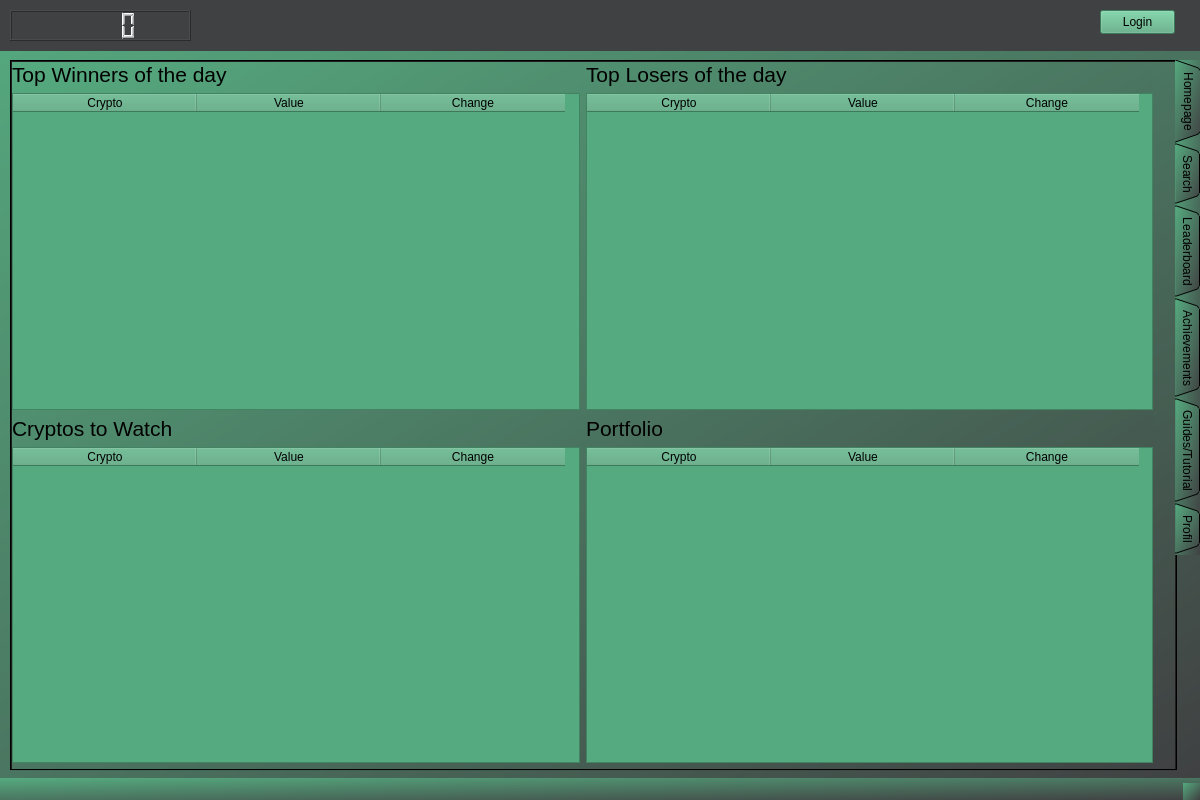
Above: client/form.ui from SushantKumarPandey/Crypto-Tradeing-App-with-fake-currency before the change. Below: the same form after it.
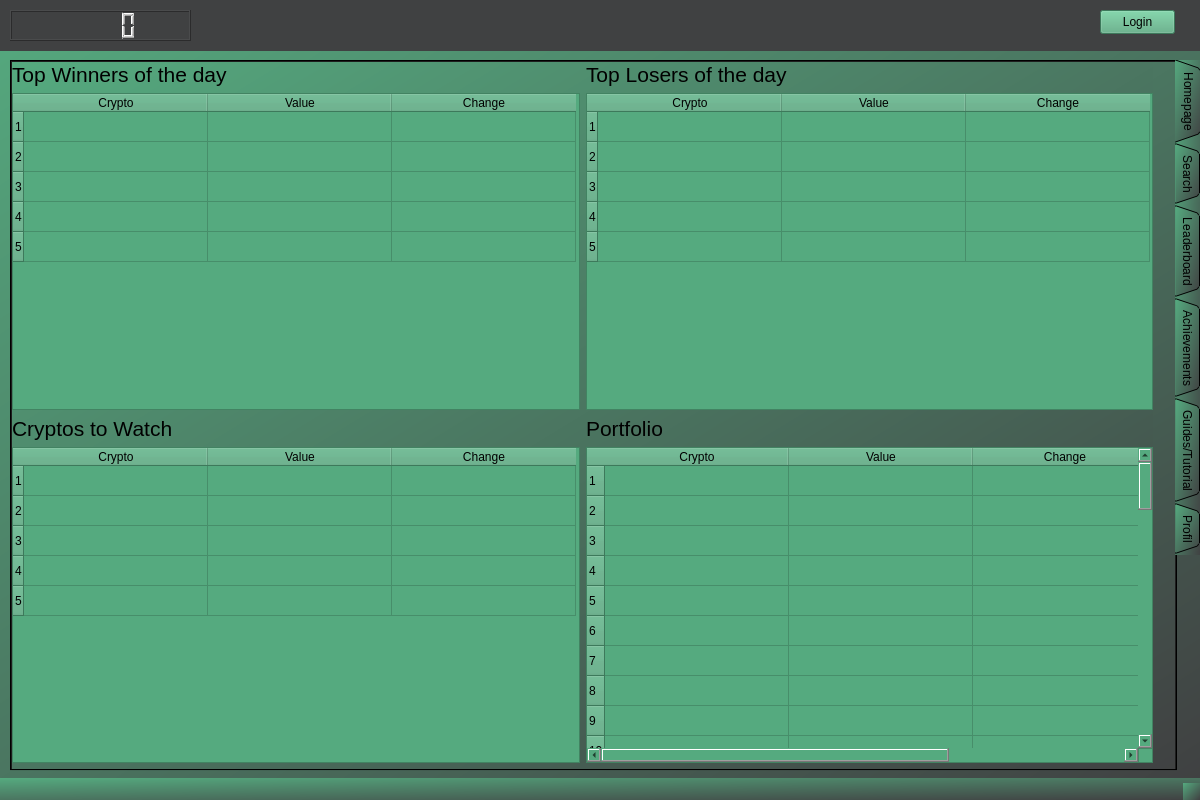
That is the form after the change. The open tabs and pages were chosen to show the change.

```diff
--- a/client/form.ui
+++ b/client/form.ui
@@ -102,9 +102,17 @@
 color: rgb(0, 0, 0);
 background-color: rgb(85, 170, 127);</string>
          </property>
+         <property name="rowCount">
+          <number>5</number>
+         </property>
          <attribute name="horizontalHeaderDefaultSectionSize">
           <number>184</number>
          </attribute>
+         <row/>
+         <row/>
+         <row/>
+         <row/>
+         <row/>
          <column>
           <property name="text">
            <string>Crypto</string>
@@ -129,9 +137,17 @@
 color: rgb(0, 0, 0);
 background-color: rgb(85, 170, 127);</string>
          </property>
+         <property name="rowCount">
+          <number>5</number>
+         </property>
          <attribute name="horizontalHeaderDefaultSectionSize">
           <number>184</number>
          </attribute>
+         <row/>
+         <row/>
+         <row/>
+         <row/>
+         <row/>
          <column>
           <property name="text">
            <string>Crypto</string>
@@ -188,9 +204,17 @@
 color: rgb(0, 0, 0);
 background-color: rgb(85, 170, 127);</string>
          </property>
+         <property name="rowCount">
+          <number>5</number>
+         </property>
          <attribute name="horizontalHeaderDefaultSectionSize">
           <number>184</number>
          </attribute>
+         <row/>
+         <row/>
+         <row/>
+         <row/>
+         <row/>
          <column>
           <property name="text">
            <string>Crypto</string>
@@ -215,9 +239,62 @@
 color: rgb(0, 0, 0);
 background-color: rgb(85, 170, 127);</string>
          </property>
+         <property name="rowCount">
+          <number>50</number>
+         </property>
          <attribute name="horizontalHeaderDefaultSectionSize">
           <number>184</number>
          </attribute>
+         <row/>
+         <row/>
+         <row/>
+         <row/>
+         <row/>
+         <row/>
+         <row/>
+         <row/>
+         <row/>
+         <row/>
+         <row/>
+         <row/>
+         <row/>
+         <row/>
+         <row/>
+         <row/>
+         <row/>
+         <row/>
+         <row/>
+         <row/>
+         <row/>
+         <row/>
+         <row/>
+         <row/>
+         <row/>
+         <row/>
+         <row/>
+         <row/>
+         <row/>
+         <row/>
+         <row/>
+         <row/>
+         <row/>
+         <row/>
+         <row/>
+         <row/>
+         <row/>
+         <row/>
+         <row/>
+         <row/>
+         <row/>
+         <row/>
+         <row/>
+         <row/>
+         <row/>
+         <row/>
+         <row/>
+         <row/>
+         <row/>
+         <row/>
          <column>
           <property name="text">
            <string>Crypto</string>
```
Left out of the diff: 2 changed lines with no effect on the pictures.
